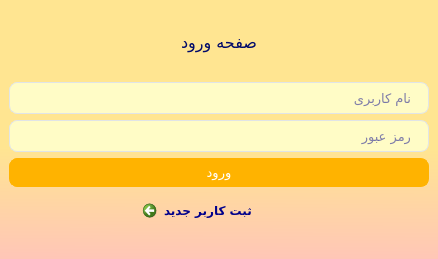
hackamer/Rava, file Login/ui/login_page.ui: the form before one commit.
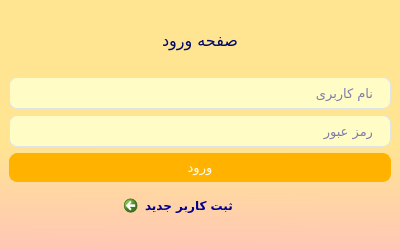
The form after the commit. Icons and pictures are not drawn.

Commit message:
Fix font problem,loading Ui files,change Ui from pyqt6topyqt5
change fonts and fix the pixelar fonts
load ui files and we don't use pyuic
change QT language from pyqt6 to pyqt5
because fonts has a problem in pyqt6
we will ok all uis but we solve a all problems in the login pages sign up and etc
main program is comming soon

Patch:
```diff
--- a/Login/ui/login_page.ui
+++ b/Login/ui/login_page.ui
@@ -6,22 +6,10 @@
    <rect>
     <x>0</x>
     <y>0</y>
-    <width>438</width>
-    <height>259</height>
+    <width>400</width>
+    <height>250</height>
    </rect>
   </property>
-  <property name="minimumSize">
-   <size>
-    <width>438</width>
-    <height>259</height>
-   </size>
-  </property>
-  <property name="maximumSize">
-   <size>
-    <width>438</width>
-    <height>259</height>
-   </size>
-  </property>
   <property name="windowTitle">
    <string>صفحه ورود</string>
   </property>
@@ -35,11 +23,12 @@
 
 QWidget {
   background-color:;
-  font-family: Vazirmatn;
+  font-family: IRANYekanXFaNum;
   color:darkblue;
   
 }
 QLabel {
+  font-family: IRANYekanXFaNum ExtraBold;
   color: rgb(0, 9, 105);
   font-weight: 600;
   font: 12pt ;
@@ -268,7 +257,7 @@
     color: #b9b9b9;
 }
 QCommandLinkButton{
-  
+    font-family: IRANYekanXFaNum ExtraBold;
 	background-color: ;
 
 }
@@ -283,6 +272,12 @@
      <layout class="QGridLayout" name="gl_login">
       <item row="5" column="1">
        <widget class="QCommandLinkButton" name="lnk_signup">
+        <property name="font">
+         <font>
+          <family>IRANYekanXFaNum ExtraBold</family>
+          <kerning>false</kerning>
+         </font>
+        </property>
         <property name="layoutDirection">
          <enum>Qt::RightToLeft</enum>
         </property>
@@ -302,6 +297,16 @@
       </item>
       <item row="4" column="0" colspan="3">
        <widget class="QPushButton" name="btn_sendlogin">
+        <property name="font">
+         <font>
+          <family>IRANYekanXFaNum</family>
+          <pointsize>10</pointsize>
+          <weight>50</weight>
+          <italic>false</italic>
+          <bold>false</bold>
+          <kerning>false</kerning>
+         </font>
+        </property>
         <property name="styleSheet">
          <string notr="true">QPushButton {
   background-color: rgb(255, 179, 0);
@@ -339,6 +344,19 @@
       </item>
       <item row="3" column="0" colspan="3">
        <widget class="QLineEdit" name="txt_password">
+        <property name="font">
+         <font>
+          <family>IRANYekanXFaNum</family>
+          <pointsize>10</pointsize>
+          <weight>50</weight>
+          <italic>false</italic>
+          <bold>false</bold>
+          <kerning>false</kerning>
+         </font>
+        </property>
+        <property name="echoMode">
+         <enum>QLineEdit::Password</enum>
+        </property>
         <property name="placeholderText">
          <string>رمز عبور</string>
         </property>
@@ -346,6 +364,16 @@
       </item>
       <item row="2" column="0" colspan="3">
        <widget class="QLineEdit" name="txt_username">
+        <property name="font">
+         <font>
+          <family>IRANYekanXFaNum</family>
+          <pointsize>10</pointsize>
+          <weight>50</weight>
+          <italic>false</italic>
+          <bold>false</bold>
+          <kerning>false</kerning>
+         </font>
+        </property>
         <property name="placeholderText">
          <string>نام کاربری</string>
         </property>
@@ -355,11 +383,12 @@
        <widget class="QLabel" name="lbl_login">
         <property name="font">
          <font>
-          <family>Vazirmatn</family>
+          <family>IRANYekanXFaNum ExtraBold</family>
           <pointsize>12</pointsize>
           <weight>50</weight>
           <italic>false</italic>
           <bold>false</bold>
+          <kerning>false</kerning>
          </font>
         </property>
         <property name="text">
```
The commit also changes 16 other files.
